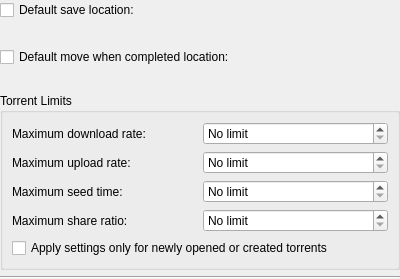
The window that ktorrent/groups/grouppolicydlg.ui (KDE/ktorrent) describes before a commit, drawn with Qt 5.
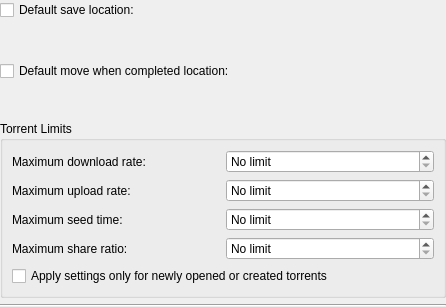
The same window after the commit. Custom widgets are drawn as their Qt base class.

```diff
--- a/ktorrent/groups/grouppolicydlg.ui
+++ b/ktorrent/groups/grouppolicydlg.ui
@@ -6,8 +6,8 @@
    <rect>
     <x>0</x>
     <y>0</y>
-    <width>400</width>
-    <height>279</height>
+    <width>446</width>
+    <height>307</height>
    </rect>
   </property>
   <property name="windowTitle">
```
Left out of the diff: 35 changed lines with no effect on the pictures.
